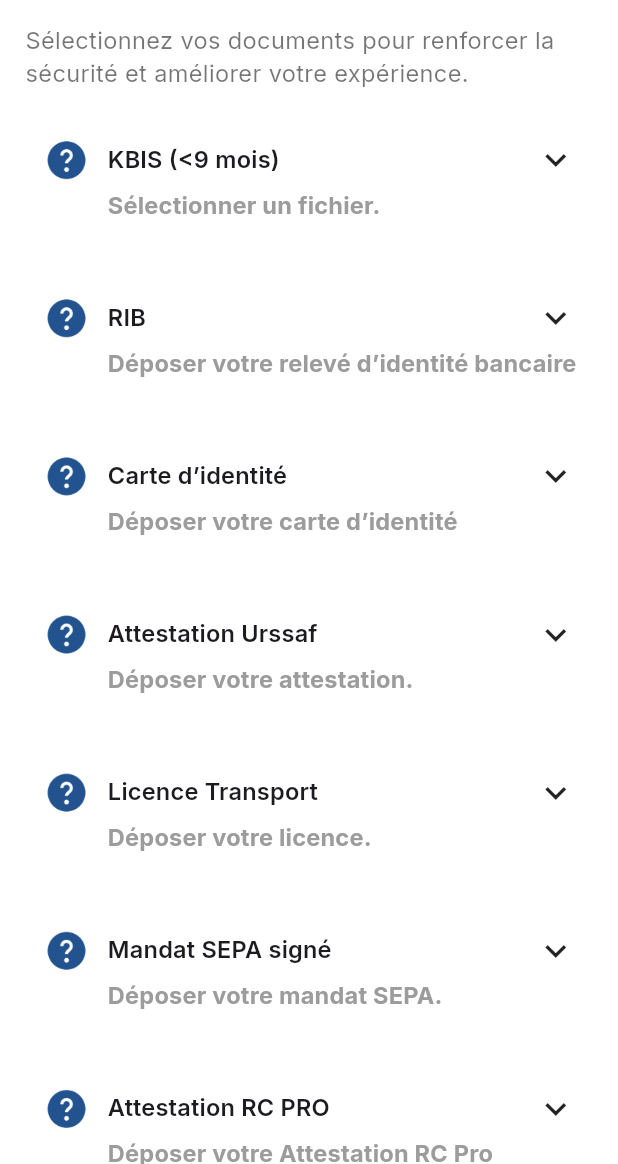
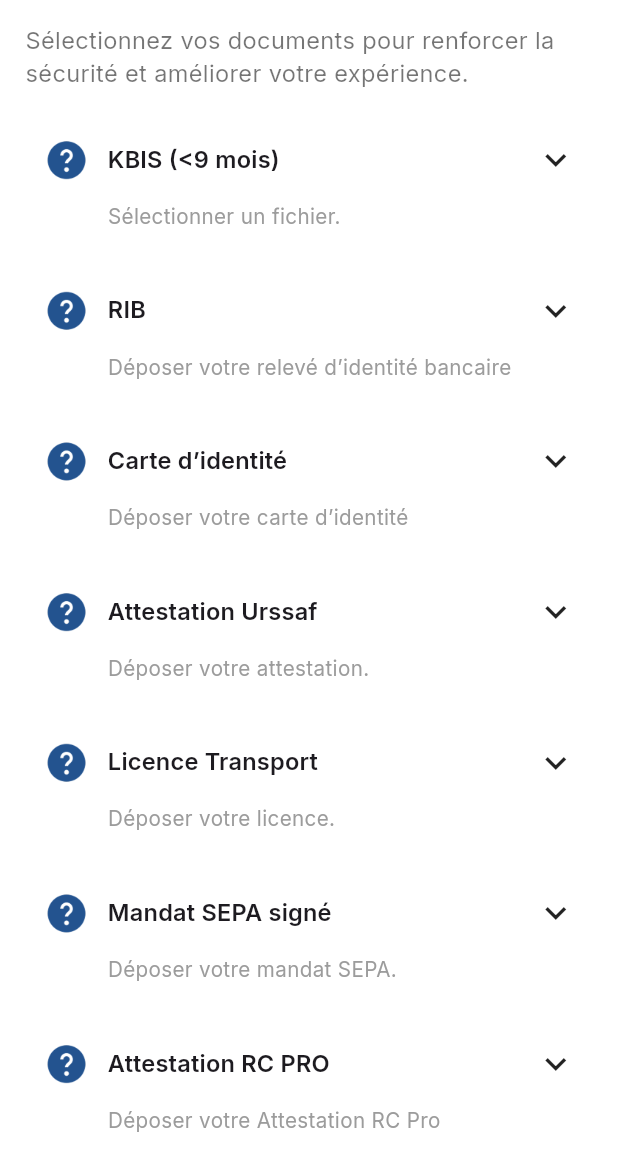
Before and after one commit to backbencherstudio/abdelrahman875_FO21AEF727586_app, a Flutter app: the InscriptionDoc_two screen opened by its route, on a phone screen of 412 x 824 dp, the part 72-1236 px from its top. Run offline on Flutter 3.47's test engine with Material 3 defaults, Android fonts, the phone set to English and light mode, and no system bars; our stand-ins replace dio, flutter_riverpod, flutter_screenutil, flutter_svg, go_router, google_fonts and 1 more; missing offline and left inert: flutter_stepindicator, qr_code_scanner_plus, rating_and_feedback_collector; accounts and stored records are empty; project files that could hold a hidden picture were left out.

Commit message:
two screen updateed

```diff
--- a/lib/core/routes/route_name.dart
+++ b/lib/core/routes/route_name.dart
@@ -23,7 +23,7 @@ class RouteName {
   static const String mis_accepteScreen = "/mis_accepteScreen";
   static const String commandScreen = "/CommandScreen";
   static const String votreCommand = "/VotreCommand";
-  static const String inscriptionDoc_two = "/InscriptionDoc_two";
+  static const String inscriptionDoc_two = "/InscriptionDocTwo";
   static const String missionScreen = "/MissionScreen";
 
    static const String creerUneCommandeScreen = '/CreerUneCommandeScreen';
--- a/lib/features/Inscription_Donneur/inscription_doc.dart
+++ b/lib/features/Inscription_Donneur/inscription_doc.dart
@@ -1,5 +1,7 @@
 import 'package:abdelrahman875_fo21aef727586/core/theme/src/theme_extension/color_pallete.dart';
+import 'package:abdelrahman875_fo21aef727586/features/Inscription_Donneur/riverpod/televersez.dart';
 import 'package:flutter/material.dart';
+import 'package:flutter_riverpod/flutter_riverpod.dart';
 import 'package:flutter_screenutil/flutter_screenutil.dart';
 import 'package:go_router/go_router.dart';
 
@@ -16,7 +18,9 @@ class InscriptionDoc_two extends StatefulWidget {
 class _InscriptionDocState extends State<InscriptionDoc_two> {
   @override
   Widget build(BuildContext context) {
-    final style = Theme.of(context).textTheme;
+    final style = Theme
+        .of(context)
+        .textTheme;
     return Scaffold(
       body: SafeArea(
         child: Column(
@@ -35,14 +39,21 @@ class _InscriptionDocState extends State<InscriptionDoc_two> {
                       onPressed: () {
                         context.pop();
                       },
-                      icon: Icon(Icons.arrow_back_rounded,color: AppColors.whiteColor,),
+                      icon: Icon(
+                        Icons.arrow_back_rounded,
+                        color: AppColors.whiteColor,
+                      ),
                     ),
                   ),
                   Expanded(
                     child: Text(
                       'Téléversez les\ndocuments',
                       textAlign: TextAlign.center,
-                      style: Theme.of(context).textTheme.headlineSmall?.copyWith(
+                      style: Theme
+                          .of(context)
+                          .textTheme
+                          .headlineSmall
+                          ?.copyWith(
                         fontWeight: FontWeight.bold,
                         fontSize: 18.sp,
                       ),
@@ -58,7 +69,11 @@ class _InscriptionDocState extends State<InscriptionDoc_two> {
               padding: EdgeInsets.symmetric(horizontal: 16.w),
               child: Text(
                 'Sélectionnez vos documents pour renforcer la sécurité et améliorer votre expérience.',
-                style: Theme.of(context).textTheme.bodyMedium?.copyWith(
+                style: Theme
+                    .of(context)
+                    .textTheme
+                    .bodyMedium
+                    ?.copyWith(
                   color: Colors.black54,
                   fontSize: 16.sp,
                 ),
@@ -73,7 +88,6 @@ class _InscriptionDocState extends State<InscriptionDoc_two> {
                   return ListView(
                     padding: EdgeInsets.symmetric(horizontal: 16.w),
                     children: [
-
                       // KBIS Dropdown
                       _buildDropdownRow(
                         context,
@@ -135,7 +149,10 @@ class _InscriptionDocState extends State<InscriptionDoc_two> {
                         context,
                         title: 'Licence Transport',
                         subtitle: 'Déposer votre licence.',
-                        items: const ['Déposer votre licence', 'Format: PDF, JPG, PNG'],
+                        items: const [
+                          'Déposer votre licence',
+                          'Format: PDF, JPG, PNG',
+                        ],
                         onFileUpload: () {
                           print('Uploading transport license');
                         },
@@ -184,12 +201,15 @@ class _InscriptionDocState extends State<InscriptionDoc_two> {
                       // Submit Button
                       PrimaryButton(
                         width: double.infinity,
-                        padding: EdgeInsets.symmetric(vertical: 16.h,horizontal: 16.h),
+                        padding: EdgeInsets.symmetric(
+                          vertical: 16.h,
+                          horizontal: 16.h,
+                        ),
                         containerColor: AppColors.blackColor,
                         title: 'Créer mon compte',
                         textStyle: style.bodyMedium?.copyWith(
                           color: AppColors.whiteColor,
-                            fontWeight: FontWeight.w600
+                          fontWeight: FontWeight.w600,
                         ),
                         onTap: () {
                           context.push(RouteName.command);
@@ -208,42 +228,34 @@ class _InscriptionDocState extends State<InscriptionDoc_two> {
     );
   }
 
-  Widget _buildDropdownRow(
-      BuildContext context, {
+  Widget _buildDropdownRow(BuildContext context, {
     required String title,
     required String subtitle,
     required List<String> items,
     required VoidCallback onFileUpload,
   }) {
-    bool isOpen = false;
-    return StatefulBuilder(
-      builder: (context, setState) {
-        final style = Theme.of(context).textTheme;
+    final style = Theme
+        .of(context)
+        .textTheme;
+    return Consumer(
+      builder: (context, ref, child) {
+        // Watch dropdown state
+        final isOpen = ref.watch(
+          dropdownStateProvider.select((state) =>
+          state.isOpenMap[title] ?? false),
+        );
+
         return Padding(
-          padding: EdgeInsets.symmetric(vertical: 6.h), // Reduced extra spacing
+          padding: EdgeInsets.symmetric(vertical: 6.h),
           child: Column(
             crossAxisAlignment: CrossAxisAlignment.start,
             children: [
-              // Header Row
-              InkWell(
-                onTap: () {
-                  setState(() {
-                    isOpen = !isOpen;
-                  });
-                },
-                child: Padding(
-                  padding: EdgeInsets.symmetric(
-                    horizontal: 10.w,
-                    vertical: 10.h,
-                  ), // Reduced padding
-                  child: Column(
-                    crossAxisAlignment: CrossAxisAlignment.start,
-                    children: [
-                      // Row for Icon, Title, and Dropdown Icon
-                      Row(
+              // === HEADER ROW (Always visible) ===
+              Padding(
+                padding: EdgeInsets.symmetric(horizontal: 10.w, vertical: 10.h),
+                child: Row(
                   crossAxisAlignment: CrossAxisAlignment.center,
                   children: [
-                          // Left Icon
                     Image.asset(
                       'assets/images/Help.png',
                       width: 32.w,
@@ -252,116 +264,101 @@ class _InscriptionDocState extends State<InscriptionDoc_two> {
                       const Icon(Icons.help_outline, size: 32),
                     ),
                     SizedBox(width: 10.w),
-                          // Title
                     Expanded(
                       child: Text(
                         title,
-                              style: Theme.of(context).textTheme.titleMedium
-                                  ?.copyWith(
+                        style: style.titleMedium?.copyWith(
                           fontWeight: FontWeight.w600,
-                                fontSize: 16.sp, // Changed to 16
+                          fontSize: 16.sp,
                         ),
                         overflow: TextOverflow.ellipsis,
                       ),
                     ),
-                          // Right dropdown arrow
-                          Icon(
+                    InkWell(
+                      onTap: () {
+                        ref.read(dropdownStateProvider.notifier).toggle(title);
+                      },
+                      child: Icon(
                         isOpen
                             ? Icons.keyboard_arrow_up
                             : Icons.keyboard_arrow_down,
                         size: 28,
                         color: Colors.black87,
                       ),
-                        ],
-                      ),
-                      // Subtitle (always visible)
-                      if (subtitle.isNotEmpty)
-                        Padding(
-                          padding: EdgeInsets.only(left: 42.w, top: 3.h),
-                          // Adjusted spacing
-                          child: Text(
-                            subtitle,
-                            style: Theme.of(context).textTheme.titleMedium
-                                ?.copyWith(
-                              fontSize: 16.sp,
-                              color: AppColors.box_Color,
-                            ),
-                          ),
                     ),
                   ],
                 ),
               ),
+
+              // === Subtitle only when closed ===
+              if (!isOpen && subtitle.isNotEmpty)
+                Padding(
+                  padding: EdgeInsets.only(left: 52.w, top: 2.h),
+                  child: Text(
+                    subtitle,
+                    style: style.bodyMedium?.copyWith(
+                      fontSize: 14.sp,
+                      color: AppColors.box_Color,
                     ),
-              // Expanded Content
+                    overflow: TextOverflow.ellipsis,
+                  ),
+                ),
+
+              // === Expanded Dropdown (Visible when open) ===
               if (isOpen)
                 Padding(
                   padding: EdgeInsets.symmetric(horizontal: 16.w),
                   child: Column(
                     crossAxisAlignment: CrossAxisAlignment.center,
                     mainAxisSize: MainAxisSize.min,
-                    mainAxisAlignment: MainAxisAlignment.center,
                     children: [
-                      // Upload Icon
-                      const Icon(
-                        Icons.cloud_upload,
-                        size: 50,
-                        color: Colors.blue,
+                      const Icon(Icons.cloud_upload,
+                          size: 50, color: Colors.blue),
+                      SizedBox(height: 6.h),
+
+                      // Subtitle moved inside dropdown as Title
+                      Text(
+                        subtitle,
+                        style: style.bodyMedium?.copyWith(
+                          fontWeight: FontWeight.w600,
+                          fontSize: 15.sp,
+                        ),
+                        textAlign: TextAlign.center,
                       ),
                       SizedBox(height: 6.h),
-                      // Items Text
-                      ...items.map(
-                            (e) => Padding(
+
+                      // Other texts
+                      ...items.skip(1).map(
+                            (e) =>
+                            Padding(
                               padding: EdgeInsets.symmetric(vertical: 3.h),
                               child: Text(
                                 e,
-                            style: Theme.of(
-                              context,
-                            ).textTheme.bodyMedium?.copyWith(fontSize: 16.sp),
-                            // Changed to 16
+                                style:
+                                style.bodyMedium?.copyWith(fontSize: 14.sp),
                                 textAlign: TextAlign.start,
                               ),
                             ),
                       ),
                       SizedBox(height: 14.h),
-                      // Add Button
 
-
+                      // Button
                       Center(
-                        child: PrimaryButton(title: 'Ajouter',
+                        child: PrimaryButton(
+                          title: 'Ajouter',
                           width: 180.w,
-                            padding: EdgeInsets.symmetric(vertical: 16.h,horizontal: 16.w),
+                          padding: EdgeInsets.symmetric(
+                            vertical: 12.h,
+                            horizontal: 16.w,
+                          ),
                           containerColor: AppColors.blackColor,
                           textStyle: style.bodyMedium?.copyWith(
                             color: AppColors.whiteColor,
-                                fontWeight: FontWeight.w600
+                            fontWeight: FontWeight.w600,
                           ),
-                            onTap: (){}),
-                      )
-
-
-
-                      // Align(
-                      //   alignment: Alignment.center,
-                      //   child: ElevatedButton(
-                      //     onPressed: onFileUpload,
-                      //     style: ElevatedButton.styleFrom(
-                      //       backgroundColor: const Color(0xFF000000),
-                      //       padding: EdgeInsets.symmetric(vertical: 12.h),
-                      //       shape: RoundedRectangleBorder(
-                      //         borderRadius: BorderRadius.circular(15.r),
-                      //       ),
-                      //       minimumSize: Size(180.w, 35.h),
-                      //     ),
-                      //     child: Text(
-                      //       '',
-                      //       style: Theme.of(context).textTheme.labelLarge
-                      //           ?.copyWith(
-                      //         fontSize: 16.sp, // Changed to 16
-                      //         color: Colors.white,
-                      //       ),
-                      //     ),
-                      //   ),
-                      // ),
+                          onTap: onFileUpload,
+                        ),
+                      ),
                     ],
                   ),
                 ),
```
Also changed, not shown: lib/features/Inscription/inscription_doc.dart (+51 -48 lines), lib/features/Inscription/riverpod/dropdown_provider.dart (added, +22 -0 lines), lib/features/Inscription_Donneur/riverpod/televersez.dart (added, +29 -0 lines). Lines whose indentation alone changed are shown as unchanged.
